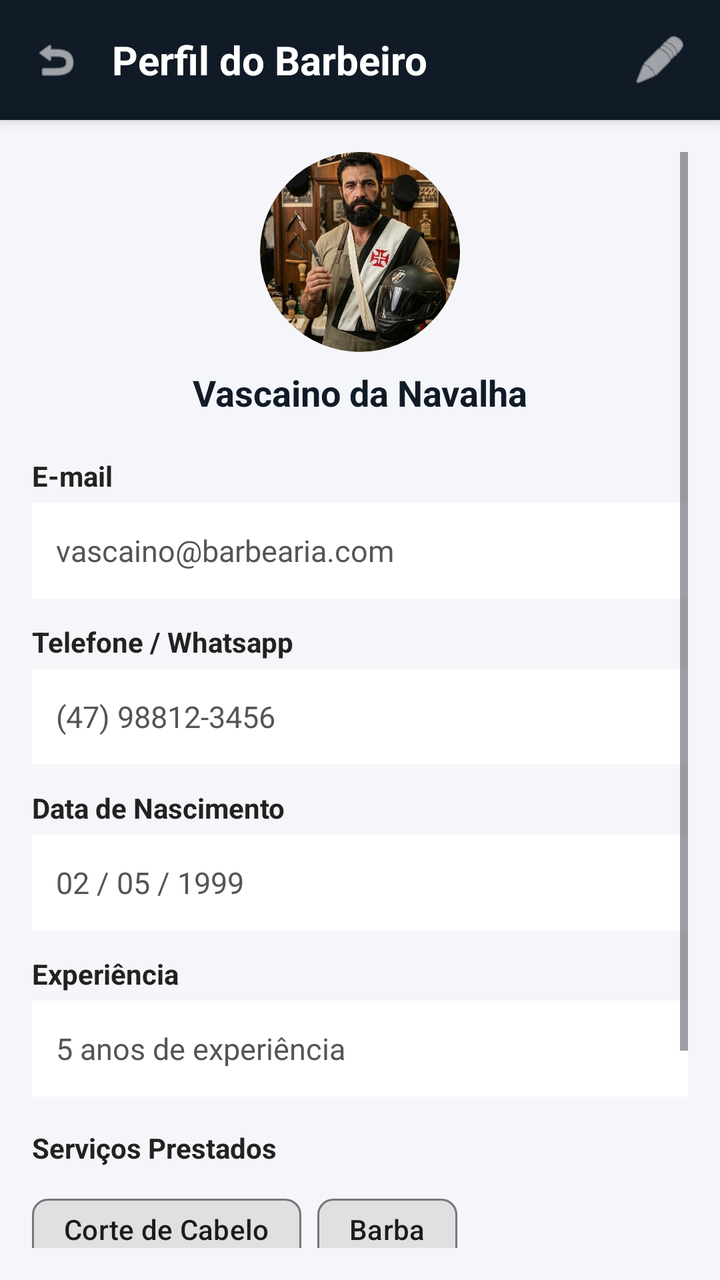
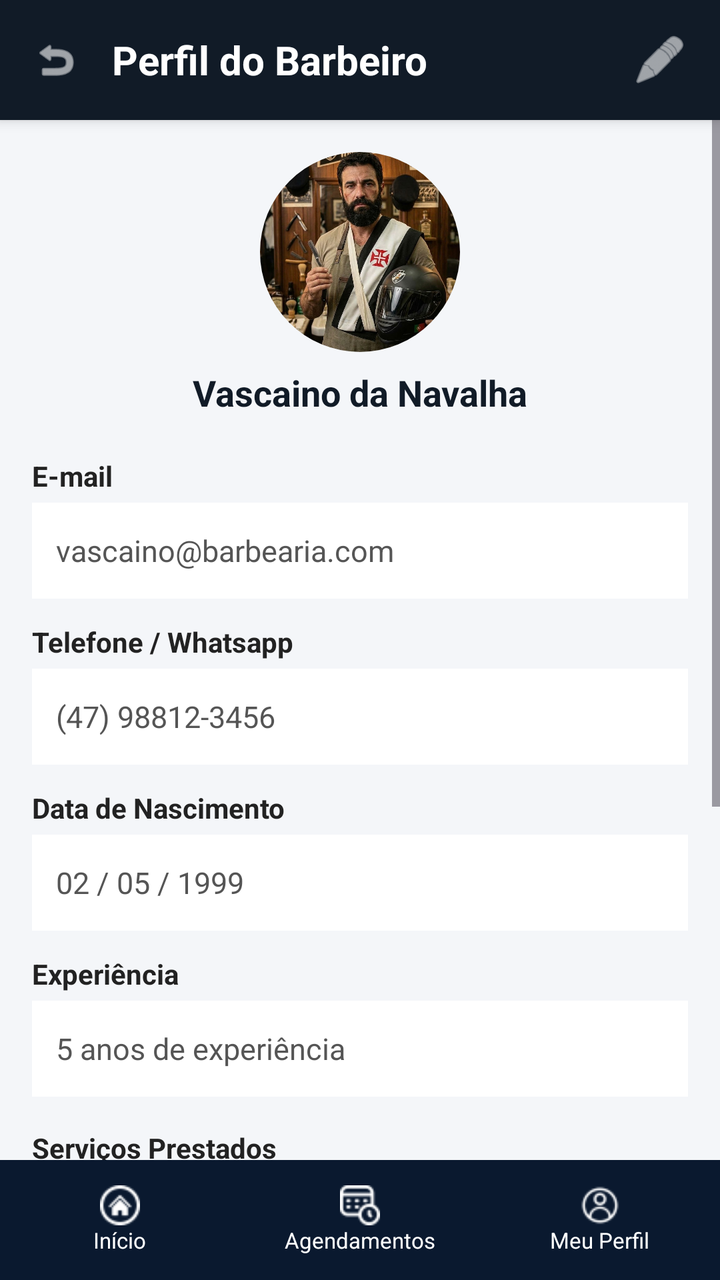

Before-and-after screenshots of an Android layout around one commit, followed by the original layout XML and the change that was made.
<!-- AndroidManifest.xml: application theme Theme.Barbearia -->
<!-- res/layout/activity_admin_perfil.xml -->
<?xml version="1.0" encoding="utf-8"?>
<LinearLayout xmlns:android="http://schemas.android.com/apk/res/android"
    xmlns:app="http://schemas.android.com/apk/res-auto"
    android:layout_width="match_parent"
    android:layout_height="match_parent"
    android:orientation="vertical"
    android:fitsSystemWindows="true"
    android:background="#F4F6F9">

    <LinearLayout
        android:id="@+id/toolbar"
        android:layout_width="match_parent"
        android:layout_height="60dp"
        android:background="#111B27"
        android:gravity="center_vertical"
        android:paddingHorizontal="16dp"
        android:elevation="4dp">

        <ImageView
            android:id="@+id/btnVoltar"
            android:layout_width="24dp"
            android:layout_height="24dp"
            android:contentDescription="Voltar"
            android:src="@android:drawable/ic_menu_revert"
            android:clickable="true"
            android:focusable="true"
            app:tint="#FFFFFF" />

        <TextView
            android:layout_width="0dp"
            android:layout_height="wrap_content"
            android:layout_weight="1"
            android:layout_marginStart="16dp"
            android:text="Perfil do Barbeiro"
            android:textColor="#FFFFFF"
            android:textSize="20sp"
            android:textStyle="bold" />

        <ImageView
            android:id="@+id/btnEditarPerfil"
            android:layout_width="28dp"
            android:layout_height="28dp"
            android:contentDescription="Editar Perfil"
            android:src="@android:drawable/ic_menu_edit"
            android:clickable="true"
            android:focusable="true"
            app:tint="#FFFFFF" />
    </LinearLayout>

    <ScrollView
        android:layout_width="match_parent"
        android:layout_height="0dp"
        android:layout_weight="1"
        android:padding="16dp">

        <LinearLayout
            android:layout_width="match_parent"
            android:layout_height="wrap_content"
            android:orientation="vertical">

            <LinearLayout
                android:layout_width="match_parent"
                android:layout_height="wrap_content"
                android:gravity="center"
                android:orientation="vertical"
                android:layout_marginBottom="20dp">

                <com.google.android.material.imageview.ShapeableImageView
                    android:id="@+id/imgFotoPerfilView"
                    android:layout_width="100dp"
                    android:layout_height="100dp"
                    android:scaleType="centerCrop"
                    android:src="@drawable/vascaino_da_navalha"
                    android:background="#E0E0E0"
                    app:shapeAppearanceOverlay="@style/ShapeAppearance.MaterialComponents.Users.Circle" />

                <TextView
                    android:id="@+id/tvNomeExibicao"
                    android:layout_width="wrap_content"
                    android:layout_height="wrap_content"
                    android:layout_marginTop="8dp"
                    android:text="Vascaino da Navalha"
                    android:textColor="#111B27"
                    android:textSize="18sp"
                    android:textStyle="bold" />
            </LinearLayout>

            <TextView
                android:layout_width="wrap_content"
                android:layout_height="wrap_content"
                android:text="E-mail"
                android:textColor="#222222"
                android:textStyle="bold" />

            <TextView
                android:id="@+id/tvEmailView"
                android:layout_width="match_parent"
                android:layout_height="48dp"
                android:layout_marginTop="4dp"
                android:layout_marginBottom="12dp"
                android:background="#FFFFFF"
                android:gravity="center_vertical"
                android:paddingHorizontal="12dp"
                android:text="vascaino@barbearia.com"
                android:textColor="#555555"
                android:textSize="15sp" />

            <TextView
                android:layout_width="wrap_content"
                android:layout_height="wrap_content"
                android:text="Telefone / Whatsapp"
                android:textColor="#222222"
                android:textStyle="bold" />

            <TextView
                android:id="@+id/tvTelefoneView"
                android:layout_width="match_parent"
                android:layout_height="48dp"
                android:layout_marginTop="4dp"
                android:layout_marginBottom="12dp"
                android:background="#FFFFFF"
                android:gravity="center_vertical"
                android:paddingHorizontal="12dp"
                android:text="(47) 98812-3456"
                android:textColor="#555555"
                android:textSize="15sp" />

            <TextView
                android:layout_width="wrap_content"
                android:layout_height="wrap_content"
                android:text="Data de Nascimento"
                android:textColor="#222222"
                android:textStyle="bold" />

            <TextView
                android:id="@+id/tvDataNascimentoView"
                android:layout_width="match_parent"
                android:layout_height="48dp"
                android:layout_marginTop="4dp"
                android:layout_marginBottom="12dp"
                android:background="#FFFFFF"
                android:gravity="center_vertical"
                android:paddingHorizontal="12dp"
                android:text="02 / 05 / 1999"
                android:textColor="#555555"
                android:textSize="15sp" />

            <TextView
                android:layout_width="wrap_content"
                android:layout_height="wrap_content"
                android:text="Experiência"
                android:textColor="#222222"
                android:textStyle="bold" />

            <TextView
                android:id="@+id/tvExperienciaView"
                android:layout_width="match_parent"
                android:layout_height="48dp"
                android:layout_marginTop="4dp"
                android:layout_marginBottom="16dp"
                android:background="#FFFFFF"
                android:gravity="center_vertical"
                android:paddingHorizontal="12dp"
                android:text="5 anos de experiência"
                android:textColor="#555555"
                android:textSize="15sp" />

            <TextView
                android:layout_width="wrap_content"
                android:layout_height="wrap_content"
                android:text="Serviços Prestados"
                android:textColor="#222222"
                android:textStyle="bold"
                android:textSize="14sp"
                android:layout_marginBottom="8dp" />

            <com.google.android.material.chip.ChipGroup
                android:id="@+id/chipGroupServicosView"
                android:layout_width="match_parent"
                android:layout_height="wrap_content"
                android:layout_marginBottom="24dp"
                app:chipSpacingHorizontal="8dp"
                app:chipSpacingVertical="4dp">

                <com.google.android.material.chip.Chip
                    android:layout_width="wrap_content"
                    android:layout_height="wrap_content"
                    android:text="Corte de Cabelo"
                    android:clickable="false"
                    android:focusable="false"
                    app:chipBackgroundColor="#E0E0E0" />

                <com.google.android.material.chip.Chip
                    android:layout_width="wrap_content"
                    android:layout_height="wrap_content"
                    android:text="Barba"
                    android:clickable="false"
                    android:focusable="false"
                    app:chipBackgroundColor="#E0E0E0" />

                <com.google.android.material.chip.Chip
                    android:layout_width="wrap_content"
                    android:layout_height="wrap_content"
                    android:text="Sobrancelha"
                    android:clickable="false"
                    android:focusable="false"
                    app:chipBackgroundColor="#E0E0E0" />

            </com.google.android.material.chip.ChipGroup>

            <com.google.android.material.button.MaterialButton
                android:id="@+id/btnEditar"
                android:layout_width="match_parent"
                android:layout_height="52dp"
                android:text="Editar Informações"
                android:textColor="#FFFFFF"
                android:textStyle="bold"
                app:backgroundTint="#0E5E58"
                app:cornerRadius="8dp" />

        </LinearLayout>
    </ScrollView>
</LinearLayout>
<!-- resources referenced by this layout -->
<resources>
  <!-- drawable vascaino_da_navalha: jpg bitmap (drawable, 149141 bytes) -->
  <style name="ShapeAppearance.MaterialComponents.Users.Circle" parent="">
          <item name="cornerSize">50%</item>
      </style>
  <style name="Theme.Barbearia" parent="Base.Theme.Barbearia" />
  <style name="Base.Theme.Barbearia" parent="Theme.Material3.DayNight.NoActionBar">
          
          
  
          
          <item name="android:statusBarColor">#111B27</item>
  
          
          <item name="android:fitsSystemWindows">true</item>
      </style>
</resources>

<!-- the commit's change to res/layout/activity_admin_perfil.xml (unified diff, before → after) -->
@@ -3,34 +3,34 @@
     xmlns:app="http://schemas.android.com/apk/res-auto"
     android:layout_width="match_parent"
     android:layout_height="match_parent"
-    android:orientation="vertical"
+    android:background="#F4F6F9"
     android:fitsSystemWindows="true"
-    android:background="#F4F6F9">
+    android:orientation="vertical">
 
     <LinearLayout
         android:id="@+id/toolbar"
         android:layout_width="match_parent"
         android:layout_height="60dp"
         android:background="#111B27"
+        android:elevation="4dp"
         android:gravity="center_vertical"
-        android:paddingHorizontal="16dp"
-        android:elevation="4dp">
+        android:paddingHorizontal="16dp">
 
         <ImageView
             android:id="@+id/btnVoltar"
             android:layout_width="24dp"
             android:layout_height="24dp"
+            android:clickable="true"
             android:contentDescription="Voltar"
+            android:focusable="true"
             android:src="@android:drawable/ic_menu_revert"
-            android:clickable="true"
-            android:focusable="true"
             app:tint="#FFFFFF" />
 
         <TextView
             android:layout_width="0dp"
             android:layout_height="wrap_content"
+            android:layout_marginStart="16dp"
             android:layout_weight="1"
-            android:layout_marginStart="16dp"
             android:text="Perfil do Barbeiro"
             android:textColor="#FFFFFF"
             android:textSize="20sp"
@@ -40,38 +40,40 @@
             android:id="@+id/btnEditarPerfil"
             android:layout_width="28dp"
             android:layout_height="28dp"
+            android:clickable="true"
             android:contentDescription="Editar Perfil"
+            android:focusable="true"
             android:src="@android:drawable/ic_menu_edit"
-            android:clickable="true"
-            android:focusable="true"
             app:tint="#FFFFFF" />
     </LinearLayout>
 
+    
     <ScrollView
         android:layout_width="match_parent"
         android:layout_height="0dp"
         android:layout_weight="1"
-        android:padding="16dp">
+        android:fillViewport="true">
 
         <LinearLayout
             android:layout_width="match_parent"
             android:layout_height="wrap_content"
-            android:orientation="vertical">
+            android:orientation="vertical"
+            android:padding="16dp">
 
             <LinearLayout
                 android:layout_width="match_parent"
                 android:layout_height="wrap_content"
+                android:layout_marginBottom="20dp"
                 android:gravity="center"
-                android:orientation="vertical"
-                android:layout_marginBottom="20dp">
+                android:orientation="vertical">
 
                 <com.google.android.material.imageview.ShapeableImageView
                     android:id="@+id/imgFotoPerfilView"
                     android:layout_width="100dp"
                     android:layout_height="100dp"
+                    android:background="#E0E0E0"
                     android:scaleType="centerCrop"
                     android:src="@drawable/vascaino_da_navalha"
-                    android:background="#E0E0E0"
                     app:shapeAppearanceOverlay="@style/ShapeAppearance.MaterialComponents.Users.Circle" />
 
                 <TextView
@@ -168,11 +170,11 @@
             <TextView
                 android:layout_width="wrap_content"
                 android:layout_height="wrap_content"
+                android:layout_marginBottom="8dp"
                 android:text="Serviços Prestados"
                 android:textColor="#222222"
-                android:textStyle="bold"
                 android:textSize="14sp"
-                android:layout_marginBottom="8dp" />
+                android:textStyle="bold" />
 
             <com.google.android.material.chip.ChipGroup
                 android:id="@+id/chipGroupServicosView"
@@ -185,25 +187,33 @@
                 <com.google.android.material.chip.Chip
                     android:layout_width="wrap_content"
                     android:layout_height="wrap_content"
-                    android:text="Corte de Cabelo"
                     android:clickable="false"
                     android:focusable="false"
+                    android:text="Corte de Cabelo"
                     app:chipBackgroundColor="#E0E0E0" />
 
                 <com.google.android.material.chip.Chip
                     android:layout_width="wrap_content"
                     android:layout_height="wrap_content"
-                    android:text="Barba"
                     android:clickable="false"
                     android:focusable="false"
+                    android:text="Sobrancelha"
                     app:chipBackgroundColor="#E0E0E0" />
 
                 <com.google.android.material.chip.Chip
                     android:layout_width="wrap_content"
                     android:layout_height="wrap_content"
-                    android:text="Sobrancelha"
                     android:clickable="false"
                     android:focusable="false"
+                    android:text="Pigmentação"
+                    app:chipBackgroundColor="#E0E0E0" />
+
+                <com.google.android.material.chip.Chip
+                    android:layout_width="wrap_content"
+                    android:layout_height="wrap_content"
+                    android:clickable="false"
+                    android:focusable="false"
+                    android:text="Barba"
                     app:chipBackgroundColor="#E0E0E0" />
 
             </com.google.android.material.chip.ChipGroup>
@@ -218,6 +228,112 @@
                 app:backgroundTint="#0E5E58"
                 app:cornerRadius="8dp" />
 
+            <com.google.android.material.button.MaterialButton
+                android:id="@+id/btnSairConta"
+                android:layout_width="match_parent"
+                android:layout_height="52dp"
+                android:layout_marginTop="12dp"
+                android:text="Sair da Conta"
+                android:textColor="#FFFFFF"
+                android:textStyle="bold"
+                app:backgroundTint="#D32F2F"
+                app:cornerRadius="8dp" />
+
         </LinearLayout>
     </ScrollView>
+
+    
+    <include layout="@layout/barra_navegar" />
+
 </LinearLayout>
+<!-- res/layout/barra_navegar.xml (included above) -->
+<?xml version="1.0" encoding="utf-8"?>
+<LinearLayout
+    xmlns:android="http://schemas.android.com/apk/res/android"
+    xmlns:app="http://schemas.android.com/apk/res-auto"
+    android:id="@+id/bottomNavigation"
+    android:layout_width="match_parent"
+    android:layout_height="60dp"
+    android:background="#0A192F"
+    android:orientation="horizontal">
+
+    <LinearLayout
+        android:id="@+id/navInicio"
+        android:layout_width="0dp"
+        android:layout_height="match_parent"
+        android:layout_weight="1"
+        android:clickable="true"
+        android:focusable="true"
+        android:gravity="center"
+        android:orientation="vertical">
+
+        <ImageView
+            android:id="@+id/iconInicio"
+            android:layout_width="20dp"
+            android:layout_height="20dp"
+            android:src="@drawable/home"
+            app:tint="#FFFFFF" />
+
+        <TextView
+            android:id="@+id/textInicio"
+            android:layout_width="wrap_content"
+            android:layout_height="wrap_content"
+            android:text="Início"
+            android:textColor="#FFFFFF"
+            android:textSize="11sp" />
+    </LinearLayout>
+
+    <LinearLayout
+        android:id="@+id/navAgendamentos"
+        android:layout_width="0dp"
+        android:layout_height="match_parent"
+        android:layout_weight="1"
+        android:clickable="true"
+        android:focusable="true"
+        android:gravity="center"
+        android:orientation="vertical">
+
+        <ImageView
+            android:id="@+id/iconAgendamentos"
+            android:layout_width="20dp"
+            android:layout_height="20dp"
+            android:src="@drawable/agenda"
+            app:tint="#FFFFFF" />
+
+        <TextView
+            android:id="@+id/textAgendamentos"
+            android:layout_width="wrap_content"
+            android:layout_height="wrap_content"
+            android:text="Agendamentos"
+            android:textColor="#FFFFFF"
+            android:textSize="11sp" />
+    </LinearLayout>
+
+    
+    <LinearLayout
+        android:id="@+id/navPerfil"
+        android:layout_width="0dp"
+        android:layout_height="match_parent"
+        android:layout_weight="1"
+        android:clickable="true"
+        android:focusable="true"
+        android:gravity="center"
+        android:orientation="vertical">
+
+        <ImageView
+            android:id="@+id/iconPerfil"
+            android:layout_width="20dp"
+            android:layout_height="20dp"
+            android:src="@drawable/user"
+            app:tint="#FFFFFF" />
+
+        <TextView
+            android:id="@+id/textPerfil"
+            android:layout_width="wrap_content"
+            android:layout_height="wrap_content"
+            android:text="Meu Perfil"
+            android:textColor="#FFFFFF"
+            android:textSize="11sp" />
+    </LinearLayout>
+
+</LinearLayout>
<!-- resource entries referenced after the edit -->
@@ -1,5 +1,8 @@
 <!-- resources referenced by this layout -->
 <resources>
+  <!-- drawable agenda: png bitmap (drawable, 679 bytes) -->
+  <!-- drawable home: png bitmap (drawable, 694 bytes) -->
+  <!-- drawable user: png bitmap (drawable, 685 bytes) -->
   <!-- drawable vascaino_da_navalha: jpg bitmap (drawable, 149141 bytes) -->
   <style name="ShapeAppearance.MaterialComponents.Users.Circle" parent="">
           <item name="cornerSize">50%</item>
